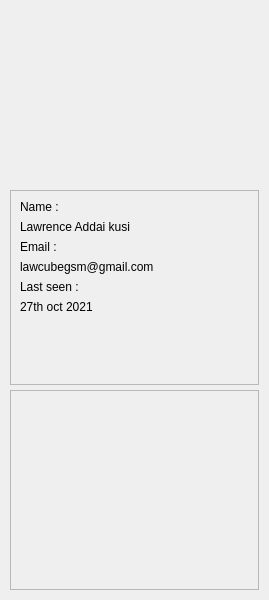
Qt form gui/uis/columns/right_column.ui (kusiLaw/laky-phone-POS) before a commit.
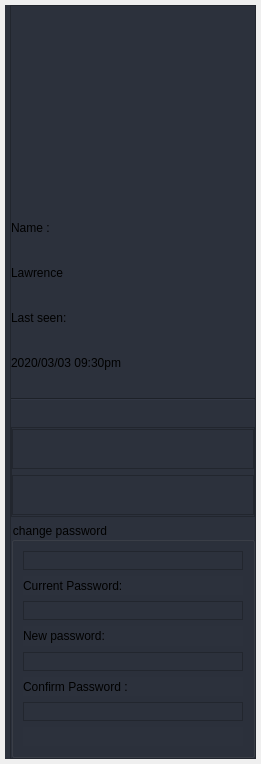
The same form after that commit.

Commit message: right column user layout

Patch:
```diff
--- a/gui/uis/columns/right_column.ui
+++ b/gui/uis/columns/right_column.ui
@@ -6,8 +6,8 @@
    <rect>
     <x>0</x>
     <y>0</y>
-    <width>269</width>
-    <height>600</height>
+    <width>261</width>
+    <height>764</height>
    </rect>
   </property>
   <property name="maximumSize">
@@ -85,180 +85,569 @@
       </layout>
      </widget>
      <widget class="QWidget" name="profile_page">
-      <layout class="QVBoxLayout" name="verticalLayout_2">
+      <property name="styleSheet">
+       <string notr="true">background: #2c313c</string>
+      </property>
+      <layout class="QVBoxLayout" name="verticalLayout_8">
        <property name="spacing">
-        <number>5</number>
+        <number>0</number>
        </property>
        <property name="leftMargin">
-        <number>5</number>
+        <number>0</number>
        </property>
        <property name="topMargin">
         <number>0</number>
        </property>
        <property name="rightMargin">
-        <number>5</number>
+        <number>0</number>
        </property>
        <property name="bottomMargin">
-        <number>5</number>
+        <number>0</number>
        </property>
        <item>
-        <widget class="QFrame" name="pic_frame">
-         <property name="minimumSize">
-          <size>
-           <width>0</width>
-           <height>100</height>
-          </size>
-         </property>
-         <property name="maximumSize">
-          <size>
-           <width>249</width>
-           <height>180</height>
-          </size>
-         </property>
-         <property name="styleSheet">
-          <string notr="true"/>
-         </property>
+        <widget class="QScrollArea" name="scrollArea">
          <property name="frameShape">
           <enum>QFrame::NoFrame</enum>
          </property>
-         <property name="frameShadow">
-          <enum>QFrame::Raised</enum>
+         <property name="widgetResizable">
+          <bool>true</bool>
          </property>
-         <layout class="QVBoxLayout" name="verticalLayout_3">
-          <property name="spacing">
-           <number>0</number>
+         <widget class="QWidget" name="scrollAreaWidgetContents">
+          <property name="geometry">
+           <rect>
+            <x>0</x>
+            <y>0</y>
+            <width>251</width>
+            <height>754</height>
+           </rect>
           </property>
-          <property name="leftMargin">
-           <number>0</number>
-          </property>
-          <property name="topMargin">
-           <number>15</number>
-          </property>
-          <property name="rightMargin">
-           <number>0</number>
-          </property>
-          <property name="bottomMargin">
-           <number>0</number>
-          </property>
-          <item>
-           <widget class="QFrame" name="pic_frame_inner">
-            <property name="maximumSize">
-             <size>
-              <width>238</width>
-              <height>180</height>
-             </size>
-            </property>
-            <property name="layoutDirection">
-             <enum>Qt::LeftToRight</enum>
-            </property>
-            <property name="autoFillBackground">
-             <bool>false</bool>
-            </property>
-            <property name="frameShape">
-             <enum>QFrame::NoFrame</enum>
-            </property>
-            <property name="frameShadow">
-             <enum>QFrame::Raised</enum>
-            </property>
-            <layout class="QVBoxLayout" name="pro_pic_frame">
-             <property name="spacing">
-              <number>0</number>
+          <layout class="QHBoxLayout" name="horizontalLayout_2">
+           <property name="spacing">
+            <number>0</number>
+           </property>
+           <property name="leftMargin">
+            <number>5</number>
+           </property>
+           <property name="topMargin">
+            <number>0</number>
+           </property>
+           <property name="rightMargin">
+            <number>0</number>
+           </property>
+           <property name="bottomMargin">
+            <number>0</number>
+           </property>
+           <item>
+            <widget class="QFrame" name="frame">
+             <property name="frameShape">
+              <enum>QFrame::StyledPanel</enum>
              </property>
-             <property name="leftMargin">
-              <number>0</number>
+             <property name="frameShadow">
+              <enum>QFrame::Raised</enum>
              </property>
-             <property name="topMargin">
-              <number>0</number>
-             </property>
-             <property name="rightMargin">
-              <number>0</number>
-             </property>
-             <property name="bottomMargin">
-              <number>0</number>
-             </property>
-            </layout>
-           </widget>
-          </item>
-         </layout>
-        </widget>
-       </item>
-       <item>
-        <widget class="QFrame" name="user_content_frame">
-         <property name="frameShape">
-          <enum>QFrame::StyledPanel</enum>
-         </property>
-         <property name="frameShadow">
-          <enum>QFrame::Raised</enum>
-         </property>
-         <layout class="QFormLayout" name="formLayout">
-          <item row="0" column="0">
-           <widget class="QLabel" name="label">
-            <property name="text">
-             <string>Name :</string>
-            </property>
-           </widget>
-          </item>
-          <item row="1" column="0">
-           <widget class="QLabel" name="label_2">
-            <property name="text">
-             <string>Lawrence Addai kusi</string>
-            </property>
-            <property name="wordWrap">
-             <bool>true</bool>
-            </property>
-           </widget>
-          </item>
-          <item row="2" column="0">
-           <widget class="QLabel" name="label_3">
-            <property name="text">
-             <string>Email : </string>
-            </property>
-           </widget>
-          </item>
-          <item row="4" column="0" colspan="2">
-           <widget class="QLabel" name="label_4">
-            <property name="text">
-             <string>lawcubegsm@gmail.com</string>
-            </property>
-            <property name="scaledContents">
-             <bool>false</bool>
-            </property>
-            <property name="wordWrap">
-             <bool>true</bool>
-            </property>
-           </widget>
-          </item>
-          <item row="5" column="0">
-           <widget class="QLabel" name="label_5">
-            <property name="text">
-             <string>Last seen :</string>
-            </property>
-           </widget>
-          </item>
-          <item row="6" column="0">
-           <widget class="QLabel" name="label_6">
-            <property name="text">
-             <string>27th oct 2021</string>
-            </property>
-           </widget>
-          </item>
-         </layout>
-        </widget>
-       </item>
-       <item>
-        <widget class="QFrame" name="change_password_frame">
-         <property name="minimumSize">
-          <size>
-           <width>0</width>
-           <height>200</height>
-          </size>
-         </property>
-         <property name="frameShape">
-          <enum>QFrame::StyledPanel</enum>
-         </property>
-         <property name="frameShadow">
-          <enum>QFrame::Raised</enum>
-         </property>
+             <layout class="QVBoxLayout" name="verticalLayout_2">
+              <property name="spacing">
+               <number>0</number>
+              </property>
+              <property name="leftMargin">
+               <number>0</number>
+              </property>
+              <property name="topMargin">
+               <number>0</number>
+              </property>
+              <property name="rightMargin">
+               <number>0</number>
+              </property>
+              <property name="bottomMargin">
+               <number>0</number>
+              </property>
+              <item>
+               <widget class="QFrame" name="frame_2">
+                <property name="minimumSize">
+                 <size>
+                  <width>210</width>
+                  <height>170</height>
+                 </size>
+                </property>
+                <property name="maximumSize">
+                 <size>
+                  <width>280</width>
+                  <height>180</height>
+                 </size>
+                </property>
+                <property name="layoutDirection">
+                 <enum>Qt::LeftToRight</enum>
+                </property>
+                <property name="autoFillBackground">
+                 <bool>false</bool>
+                </property>
+                <property name="styleSheet">
+                 <string notr="true"/>
+                </property>
+                <property name="frameShape">
+                 <enum>QFrame::NoFrame</enum>
+                </property>
+                <property name="frameShadow">
+                 <enum>QFrame::Raised</enum>
+                </property>
+                <layout class="QHBoxLayout" name="horizontalLayout_4">
+                 <property name="spacing">
+                  <number>0</number>
+                 </property>
+                 <property name="leftMargin">
+                  <number>0</number>
+                 </property>
+                 <property name="topMargin">
+                  <number>0</number>
+                 </property>
+                 <property name="rightMargin">
+                  <number>0</number>
+                 </property>
+                 <property name="bottomMargin">
+                  <number>0</number>
+                 </property>
+                 <item>
+                  <widget class="QFrame" name="frame_13">
+                   <property name="maximumSize">
+                    <size>
+                     <width>210</width>
+                     <height>16777215</height>
+                    </size>
+                   </property>
+                   <property name="frameShape">
+                    <enum>QFrame::NoFrame</enum>
+                   </property>
+                   <property name="frameShadow">
+                    <enum>QFrame::Raised</enum>
+                   </property>
+                   <layout class="QHBoxLayout" name="pro_pic_frame"/>
+                  </widget>
+                 </item>
+                </layout>
+               </widget>
+              </item>
+              <item>
+               <widget class="QFrame" name="frame_3">
+                <property name="frameShape">
+                 <enum>QFrame::NoFrame</enum>
+                </property>
+                <property name="frameShadow">
+                 <enum>QFrame::Raised</enum>
+                </property>
+                <layout class="QVBoxLayout" name="verticalLayout_3">
+                 <property name="spacing">
+                  <number>0</number>
+                 </property>
+                 <property name="leftMargin">
+                  <number>0</number>
+                 </property>
+                 <property name="topMargin">
+                  <number>7</number>
+                 </property>
+                 <property name="rightMargin">
+                  <number>0</number>
+                 </property>
+                 <property name="bottomMargin">
+                  <number>0</number>
+                 </property>
+                 <item>
+                  <widget class="QLabel" name="label">
+                   <property name="maximumSize">
+                    <size>
+                     <width>16777215</width>
+                     <height>20</height>
+                    </size>
+                   </property>
+                   <property name="text">
+                    <string>Name :</string>
+                   </property>
+                  </widget>
+                 </item>
+                 <item>
+                  <widget class="QLabel" name="label_2">
+                   <property name="maximumSize">
+                    <size>
+                     <width>16777215</width>
+                     <height>20</height>
+                    </size>
+                   </property>
+                   <property name="text">
+                    <string>Lawrence</string>
+                   </property>
+                   <property name="wordWrap">
+                    <bool>true</bool>
+                   </property>
+                  </widget>
+                 </item>
+                 <item>
+                  <widget class="QLabel" name="label_5">
+                   <property name="maximumSize">
+                    <size>
+                     <width>16777215</width>
+                     <height>20</height>
+                    </size>
+                   </property>
+                   <property name="text">
+                    <string>Last seen:</string>
+                   </property>
+                  </widget>
+                 </item>
+                 <item>
+                  <widget class="QLabel" name="label_6">
+                   <property name="maximumSize">
+                    <size>
+                     <width>16777215</width>
+                     <height>20</height>
+                    </size>
+                   </property>
+                   <property name="text">
+                    <string>2020/03/03 09:30pm</string>
+                   </property>
+                   <property name="scaledContents">
+                    <bool>false</bool>
+                   </property>
+                   <property name="wordWrap">
+                    <bool>true</bool>
+                   </property>
+                  </widget>
+                 </item>
+                 <item>
+                  <widget class="Line" name="line">
+                   <property name="orientation">
+                    <enum>Qt::Horizontal</enum>
+                   </property>
+                  </widget>
+                 </item>
+                </layout>
+               </widget>
+              </item>
+              <item>
+               <widget class="QFrame" name="frame_4">
+                <property name="maximumSize">
+                 <size>
+                  <width>16777215</width>
+                  <height>90</height>
+                 </size>
+                </property>
+                <property name="frameShape">
+                 <enum>QFrame::StyledPanel</enum>
+                </property>
+                <property name="frameShadow">
+                 <enum>QFrame::Raised</enum>
+                </property>
+                <layout class="QVBoxLayout" name="verticalLayout_4">
+                 <property name="spacing">
+                  <number>5</number>
+                 </property>
+                 <property name="leftMargin">
+                  <number>0</number>
+                 </property>
+                 <property name="topMargin">
+                  <number>0</number>
+                 </property>
+                 <property name="rightMargin">
+                  <number>0</number>
+                 </property>
+                 <property name="bottomMargin">
+                  <number>0</number>
+                 </property>
+                 <item>
+                  <widget class="QFrame" name="frame_6">
+                   <property name="maximumSize">
+                    <size>
+                     <width>16777215</width>
+                     <height>40</height>
+                    </size>
+                   </property>
+                   <property name="frameShape">
+                    <enum>QFrame::StyledPanel</enum>
+                   </property>
+                   <property name="frameShadow">
+                    <enum>QFrame::Raised</enum>
+                   </property>
+                   <layout class="QVBoxLayout" name="sing_out_frame">
+                    <property name="spacing">
+                     <number>0</number>
+                    </property>
+                    <property name="leftMargin">
+                     <number>0</number>
+                    </property>
+                    <property name="topMargin">
+                     <number>0</number>
+                    </property>
+                    <property name="rightMargin">
+                     <number>0</number>
+                    </property>
+                    <property name="bottomMargin">
+                     <number>0</number>
+                    </property>
+                   </layout>
+                  </widget>
+                 </item>
+                 <item>
+                  <widget class="QFrame" name="frame_7">
+                   <property name="maximumSize">
+                    <size>
+                     <width>16777215</width>
+                     <height>40</height>
+                    </size>
+                   </property>
+                   <property name="frameShape">
+                    <enum>QFrame::StyledPanel</enum>
+                   </property>
+                   <property name="frameShadow">
+                    <enum>QFrame::Raised</enum>
+                   </property>
+                   <layout class="QVBoxLayout" name="add_user_frame">
+                    <property name="spacing">
+                     <number>0</number>
+                    </property>
+                    <property name="leftMargin">
+                     <number>0</number>
+                    </property>
+                    <property name="topMargin">
+                     <number>0</number>
+                    </property>
+                    <property name="rightMargin">
+                     <number>0</number>
+                    </property>
+                    <property name="bottomMargin">
+                     <number>0</number>
+                    </property>
+                   </layout>
+                  </widget>
+                 </item>
+                </layout>
+               </widget>
+              </item>
+              <item>
+               <widget class="QFrame" name="frame_5">
+                <property name="frameShape">
+                 <enum>QFrame::NoFrame</enum>
+                </property>
+                <property name="frameShadow">
+                 <enum>QFrame::Raised</enum>
+                </property>
+                <layout class="QHBoxLayout" name="horizontalLayout_3">
+                 <property name="spacing">
+                  <number>0</number>
+                 </property>
+                 <property name="leftMargin">
+                  <number>0</number>
+                 </property>
+                 <property name="topMargin">
+                  <number>5</number>
+                 </property>
+                 <property name="rightMargin">
+                  <number>0</number>
+                 </property>
+                 <property name="bottomMargin">
+                  <number>0</number>
+                 </property>
+                 <item>
+                  <widget class="QGroupBox" name="groupBox">
+                   <property name="title">
+                    <string>change password</string>
+                   </property>
+                   <layout class="QVBoxLayout" name="verticalLayout_5">
+                    <item>
+                     <widget class="QFrame" name="frame_11">
+                      <property name="maximumSize">
+                       <size>
+                        <width>16777215</width>
+                        <height>20</height>
+                       </size>
+                      </property>
+                      <property name="frameShape">
+                       <enum>QFrame::StyledPanel</enum>
+                      </property>
+                      <property name="frameShadow">
+                       <enum>QFrame::Raised</enum>
+                      </property>
+                     </widget>
+                    </item>
+                    <item>
+                     <widget class="QLabel" name="label_7">
+                      <property name="maximumSize">
+                       <size>
+                        <width>16777215</width>
+                        <height>20</height>
+                       </size>
+                      </property>
+                      <property name="text">
+                       <string>Current Password:</string>
+                      </property>
+                     </widget>
+                    </item>
+                    <item>
+                     <widget class="QFrame" name="frame_8">
+                      <property name="maximumSize">
+                       <size>
+                        <width>16777215</width>
+                        <height>40</height>
+                       </size>
+                      </property>
+                      <property name="frameShape">
+                       <enum>QFrame::StyledPanel</enum>
+                      </property>
+                      <property name="frameShadow">
+                       <enum>QFrame::Raised</enum>
+                      </property>
+                      <layout class="QVBoxLayout" name="current_password_frame">
+                       <property name="spacing">
+                        <number>0</number>
+                       </property>
+                       <property name="leftMargin">
+                        <number>0</number>
+                       </property>
+                       <property name="topMargin">
+                        <number>0</number>
+                       </property>
+                       <property name="rightMargin">
+                        <number>0</number>
+                       </property>
+                       <property name="bottomMargin">
+                        <number>0</number>
+                       </property>
+                      </layout>
+                     </widget>
+                    </item>
+                    <item>
+                     <widget class="QLabel" name="label_8">
+                      <property name="maximumSize">
+                       <size>
+                        <width>16777215</width>
+                        <height>20</height>
+                       </size>
+                      </property>
+                      <property name="text">
+                       <string>New password:</string>
+                      </property>
+                     </widget>
+                    </item>
+                    <item>
+                     <widget class="QFrame" name="frame_9">
+                      <property name="maximumSize">
+                       <size>
+                        <width>16777215</width>
+                        <height>40</height>
+                       </size>
+                      </property>
+                      <property name="frameShape">
+                       <enum>QFrame::StyledPanel</enum>
+                      </property>
+                      <property name="frameShadow">
+                       <enum>QFrame::Raised</enum>
+                      </property>
+                      <layout class="QVBoxLayout" name="new_password_frame">
+                       <property name="spacing">
+                        <number>0</number>
+                       </property>
+                       <property name="leftMargin">
+                        <number>0</number>
+                       </property>
+                       <property name="topMargin">
+                        <number>0</number>
+                       </property>
+                       <property name="rightMargin">
+                        <number>0</number>
+                       </property>
+                       <property name="bottomMargin">
+                        <number>0</number>
+                       </property>
+                      </layout>
+                     </widget>
+                    </item>
+                    <item>
+                     <widget class="QLabel" name="label_9">
+                      <property name="maximumSize">
+                       <size>
+                        <width>16777215</width>
+                        <height>20</height>
+                       </size>
+                      </property>
+                      <property name="text">
+                       <string>Confirm Password :</string>
+                      </property>
+                     </widget>
+                    </item>
+                    <item>
+                     <widget class="QFrame" name="frame_10">
+                      <property name="maximumSize">
+                       <size>
+                        <width>16777215</width>
+                        <height>40</height>
+                       </size>
+                      </property>
+                      <property name="frameShape">
+                       <enum>QFrame::StyledPanel</enum>
+                      </property>
+                      <property name="frameShadow">
+                       <enum>QFrame::Raised</enum>
+                      </property>
+                      <layout class="QVBoxLayout" name="confirm_password_frame">
+                       <property name="spacing">
+                        <number>0</number>
+                       </property>
+                       <property name="leftMargin">
+                        <number>0</number>
+                       </property>
+                       <property name="topMargin">
+                        <number>0</number>
+                       </property>
+                       <property name="rightMargin">
+                        <number>0</number>
+                       </property>
+                       <property name="bottomMargin">
+                        <number>0</number>
+                       </property>
+                      </layout>
+                     </widget>
+                    </item>
+                    <item>
+                     <widget class="QFrame" name="frame_12">
+                      <property name="maximumSize">
+                       <size>
+                        <width>16777215</width>
+                        <height>40</height>
+                       </size>
+                      </property>
+                      <property name="frameShape">
+                       <enum>QFrame::NoFrame</enum>
+                      </property>
+                      <property name="frameShadow">
+                       <enum>QFrame::Raised</enum>
+                      </property>
+                      <layout class="QVBoxLayout" name="reset_password_frame">
+                       <property name="spacing">
+                        <number>0</number>
+                       </property>
+                       <property name="leftMargin">
+                        <number>0</number>
+                       </property>
+                       <property name="topMargin">
+                        <number>0</number>
+                       </property>
+                       <property name="rightMargin">
+                        <number>0</number>
+                       </property>
+                       <property name="bottomMargin">
+                        <number>0</number>
+                       </property>
+                      </layout>
+                     </widget>
+                    </item>
+                   </layout>
+                  </widget>
+                 </item>
+                </layout>
+               </widget>
+              </item>
+             </layout>
+            </widget>
+           </item>
+          </layout>
+         </widget>
         </widget>
        </item>
       </layout>
```
Left out of the diff: 151 changed lines with no effect on the pictures. The commit also changes 5 other files.
